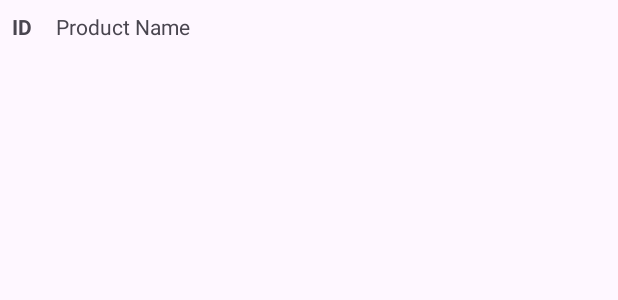
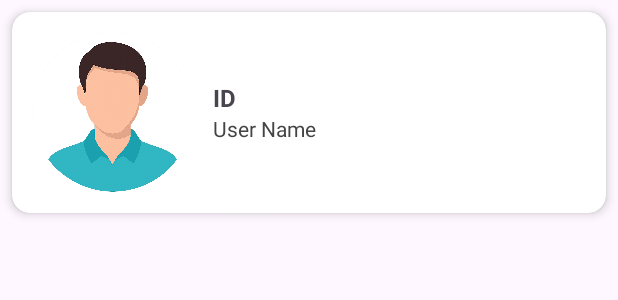
Before and after one commit to Javiertries2code/StoreClient, an Android app built with Jetpack Compose: the layout fragment_item.xml on its own in the app's theme, with its tools: preview values and no code run, on a phone screen of 412 x 824 dp. Shown: the top 300 px of the screen. Run offline under Robolectric (Android 15) with nearby library versions, the phone set to English and light mode, and no system bars.

Commit message:
made cardview for products

```diff
--- a/app/src/main/java/com/example/storeclient/MainActivity.kt
+++ b/app/src/main/java/com/example/storeclient/MainActivity.kt
@@ -36,7 +36,7 @@ class MainActivity : AppCompatActivity() {
 ////HERE I fit it the  initial fragment, testing login now, it whould be landing
             supportFragmentManager.commit {
                 setReorderingAllowed(true)
-                replace<LoginFragment>(R.id.fragmentContainer)
+                replace<UsersFragment>(R.id.fragmentContainer, )
 
             }
         }
--- a/app/src/main/java/com/example/storeclient/ProdutcsFragment.kt
+++ b/app/src/main/java/com/example/storeclient/ProdutcsFragment.kt
@@ -18,7 +18,7 @@ import com.example.storeclient.ui.viewmodels.ProductsViewModel
 
 class ProdutcsFragment : Fragment() {
 
-    private var columnCount = 1
+    private var columnCount = 4
     private lateinit var recyclerView: RecyclerView
     private lateinit var productsAdapter: ProductsAdapter
     private val viewModel: ProductsViewModel by viewModels()
--- a/app/src/main/java/com/example/storeclient/UsersFragment.kt
+++ b/app/src/main/java/com/example/storeclient/UsersFragment.kt
@@ -26,7 +26,7 @@ class UsersFragment : Fragment() {
 
     private lateinit var list_products: Users;
 
-    private var columnCount = 1
+    private var columnCount = 4
 
     override fun onCreate(savedInstanceState: Bundle?) {
         super.onCreate(savedInstanceState)
--- a/app/src/main/java/com/example/storeclient/UsersRecyclerViewAdapter.kt
+++ b/app/src/main/java/com/example/storeclient/UsersRecyclerViewAdapter.kt
@@ -5,6 +5,7 @@ import androidx.recyclerview.widget.RecyclerView
 import android.view.LayoutInflater
 import android.view.View
 import android.view.ViewGroup
+import android.widget.ImageView
 import android.widget.TextView
 import android.widget.Toast
 
@@ -55,6 +56,7 @@ class UsersRecyclerViewAdapter(
     inner class ViewHolder(binding: FragmentUsersBinding) : RecyclerView.ViewHolder(binding.root) {
         val idView: TextView = binding.itemNumber
         val contentView: TextView = binding.content
+      //  val userImage: ImageView = binding.user_image
 
         override fun toString(): String {
             return super.toString() + " '" + contentView.text + "'"
--- a/app/src/main/java/com/example/storeclient/ui/login/products/ProductsAdapter.kt
+++ b/app/src/main/java/com/example/storeclient/ui/login/products/ProductsAdapter.kt
@@ -43,7 +43,11 @@ class ProductsAdapter :
             else {
                 amount.setTextColor(Color.BLACK)
                name.setTextColor(Color.BLACK)
-           }
+                minimmun_amount.text = "Stock OK"
+                minimmun_amount.setTextColor(Color.GREEN)
+
+
+            }
 //            else if(item.amount > ProductLevel.HIGH.thresold) {
 //                amount.setTextColor(Color.GREEN)
 //                name.setTextColor(Color.GREEN)
--- a/app/src/main/res/layout/fragment_item.xml
+++ b/app/src/main/res/layout/fragment_item.xml
@@ -1,21 +1,48 @@
 <?xml version="1.0" encoding="utf-8"?>
-<LinearLayout xmlns:android="http://schemas.android.com/apk/res/android"
+<androidx.cardview.widget.CardView xmlns:android="http://schemas.android.com/apk/res/android"
+    xmlns:card_view="http://schemas.android.com/apk/res-auto"
+    android:layout_width="match_parent"
+    android:layout_height="wrap_content"
+    android:layout_margin="8dp"
+    card_view:cardCornerRadius="12dp"
+    card_view:cardElevation="4dp">
+
+    <LinearLayout
         android:layout_width="match_parent"
         android:layout_height="wrap_content"
         android:orientation="horizontal"
-    android:padding="8dp">
+        android:padding="12dp">
+
+        <ImageView
+            android:id="@+id/user_image"
+            android:layout_width="110dp"
+            android:layout_height="110dp"
+            android:scaleType="centerCrop"
+            android:src="@drawable/useravatar"
+            android:layout_marginEnd="12dp" />
+
+        <LinearLayout
+            android:layout_width="0dp"
+            android:layout_height="match_parent"
+            android:layout_weight="1"
+            android:orientation="vertical"
+            android:gravity="center_vertical">
 
             <TextView
                 android:id="@+id/item_number"
                 android:layout_width="wrap_content"
                 android:layout_height="wrap_content"
                 android:text="ID"
-        android:layout_marginEnd="16dp"
-        android:textStyle="bold" />
+                android:textStyle="bold"
+                android:textSize="16sp" />
 
             <TextView
                 android:id="@+id/content"
                 android:layout_width="wrap_content"
                 android:layout_height="wrap_content"
-        android:text="Product Name" />
+                android:text="User Name"
+                android:textSize="14sp"
+                android:textColor="#444" />
         </LinearLayout>
+    </LinearLayout>
+</androidx.cardview.widget.CardView>
```
Also changed, not shown: app/src/main/res/layout/item_product.xml (+15 -6 lines), app/src/main/res/drawable/useravatar.png (added). Lines whose indentation alone changed are shown as unchanged.
